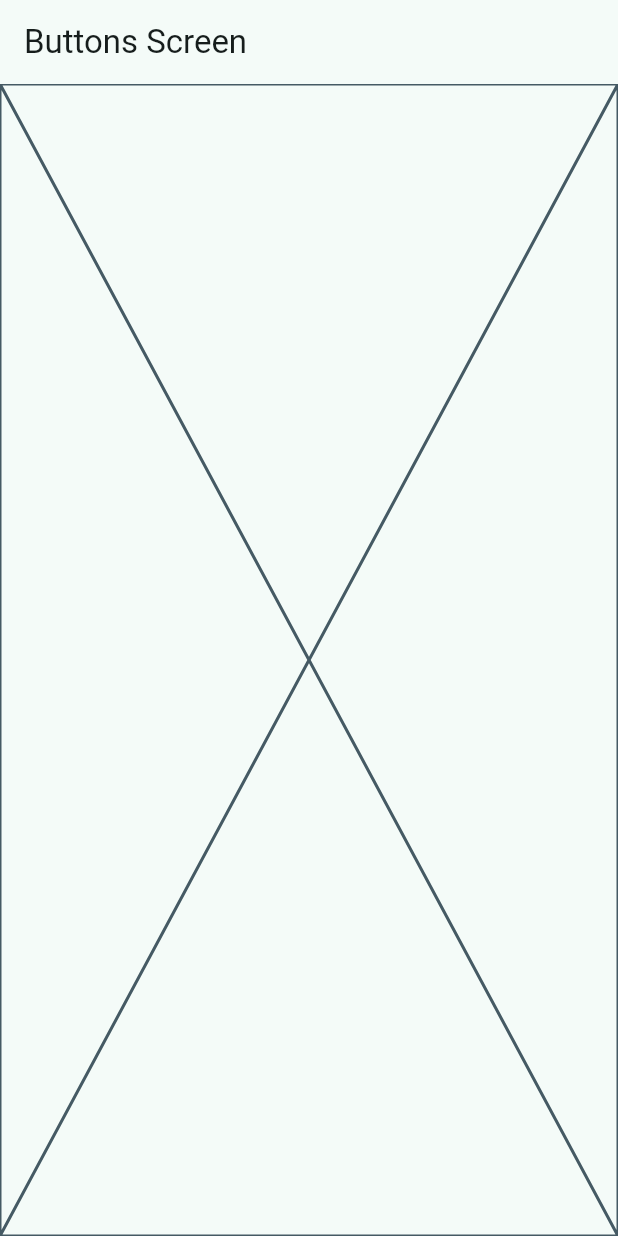
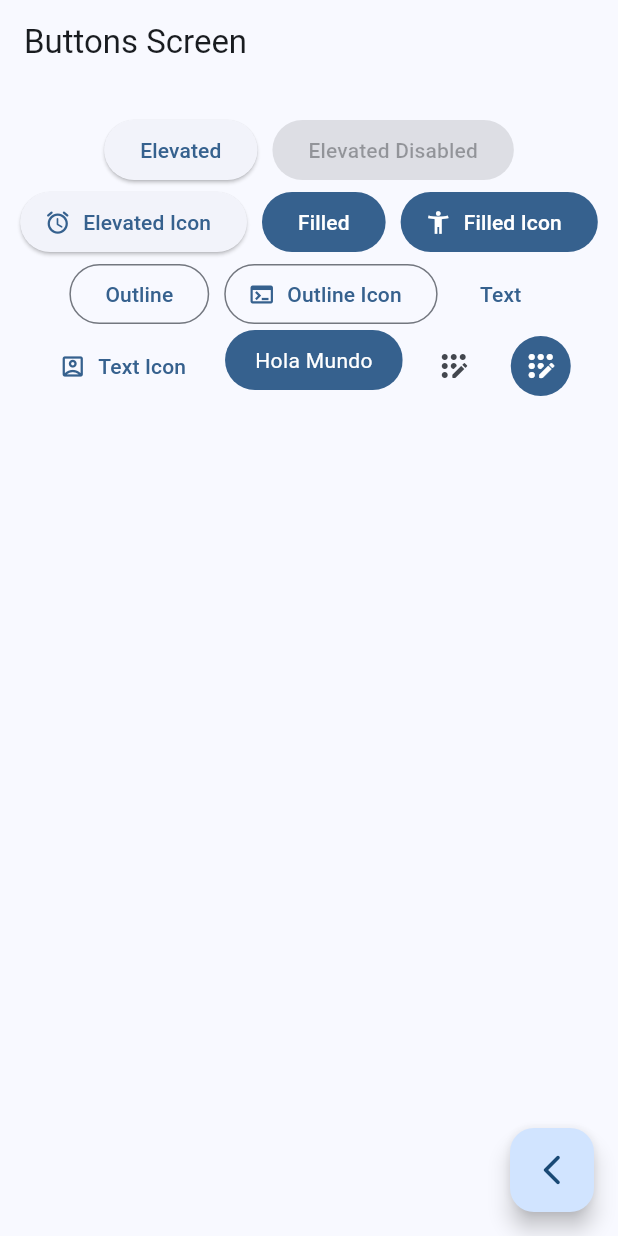
Before and after one commit to noisygott/widgets_app, a Flutter app: the ButtonsScreen screen opened by its route, on a phone screen of 412 x 824 dp. Run offline on Flutter 3.47's test engine with Material 3 defaults, Android fonts, the phone set to English and light mode, and no system bars; our stand-ins replace go_router.

Commit message:
button screen finifhed

```diff
--- a/lib/main.dart
+++ b/lib/main.dart
@@ -16,7 +16,7 @@ class MainApp extends StatelessWidget {
   Widget build(BuildContext context) {
     return MaterialApp.router(
       routerConfig: appRouter,
-      theme: AppTheme(selectColor: 1).getTheme(),
+      theme: AppTheme(selectColor: 0).getTheme(),
       debugShowCheckedModeBanner: false,
 
 
--- a/lib/presentation/screens/buttons/buttons_screen.dart
+++ b/lib/presentation/screens/buttons/buttons_screen.dart
@@ -1,4 +1,5 @@
 import 'package:flutter/material.dart';
+import 'package:go_router/go_router.dart';
 
 class ButtonsScreen extends StatelessWidget {
   static const String name = 'buttons_screen';
@@ -8,7 +9,106 @@ class ButtonsScreen extends StatelessWidget {
   Widget build(BuildContext context) {
     return Scaffold(
       appBar: AppBar(title: const Text('Buttons Screen')),
-      body: const Placeholder(),
+      body: _ButtonsView(),
+      floatingActionButton: FloatingActionButton(
+        child: const Icon(Icons.arrow_back_ios_new_rounded),
+        onPressed: () {
+          context.pop();
+        },
+      ),
     );
   }
 }
+
+class _ButtonsView extends StatelessWidget {
+  const _ButtonsView();
+
+  @override
+  Widget build(BuildContext context) {
+
+    final colors = Theme.of(context).colorScheme;
+
+    return SizedBox(
+
+      width: double.infinity,
+      child: Padding(
+        padding: const EdgeInsets.symmetric(horizontal: 10, vertical: 20),
+        child: Wrap(
+          spacing: 10,
+          alignment: WrapAlignment.center,
+          children: [
+            ElevatedButton(onPressed: () {}, child: const Text('Elevated')),
+            const ElevatedButton(onPressed: null, child: Text('Elevated Disabled')),
+
+            ElevatedButton.icon(
+              onPressed: (){},
+              icon: const Icon( Icons.access_alarm_rounded),
+              label: const Text('Elevated Icon')
+            ),
+
+            FilledButton(onPressed: (){}, child: const Text('Filled')),
+            FilledButton.icon(
+              onPressed: (){},
+              icon: const Icon( Icons.accessibility_new ),
+              label: const Text('Filled Icon'),
+            ),
+
+            OutlinedButton(onPressed: (){}, child: const Text('Outline')),
+            OutlinedButton.icon(
+              onPressed: (){},
+              label: const Text('Outline Icon'),
+              icon: const Icon( Icons.terminal)
+            ),
+
+            TextButton(onPressed: (){}, child: const Text('Text')),
+            TextButton.icon(
+              onPressed: (){},
+              icon: const Icon( Icons.account_box_outlined),
+              label: const Text('Text Icon'),
+            ),
+
+            const CustomButton(),
+
+
+            IconButton(onPressed: (){}, icon: const Icon( Icons.app_registration_rounded)),
+
+            IconButton(
+              onPressed: (){},
+              icon: const Icon( Icons.app_registration_rounded),
+              style: ButtonStyle(
+                backgroundColor: MaterialStatePropertyAll(colors.primary),
+                iconColor: const MaterialStatePropertyAll(Colors.white),
+              ),
+            ),
+
+          ],
+        ),
+      ),
+    );
+  }
+}
+
+class CustomButton extends StatelessWidget {
+  const CustomButton({super.key});
+
+  @override
+  Widget build(BuildContext context) {
+
+    final colors = Theme.of(context).colorScheme;
+
+
+    return ClipRRect(
+      borderRadius: BorderRadius.circular(20),
+      child: Material(
+        color: colors.primary,
+        child: InkWell(
+          onTap: () {},
+          child: const Padding(
+            padding: EdgeInsets.symmetric( horizontal: 20, vertical: 10),
+            child: Text('Hola Mundo', style: TextStyle(color: Colors.white))
+          ),
+        ),
+      ),
+    );
+  }
+}
```
